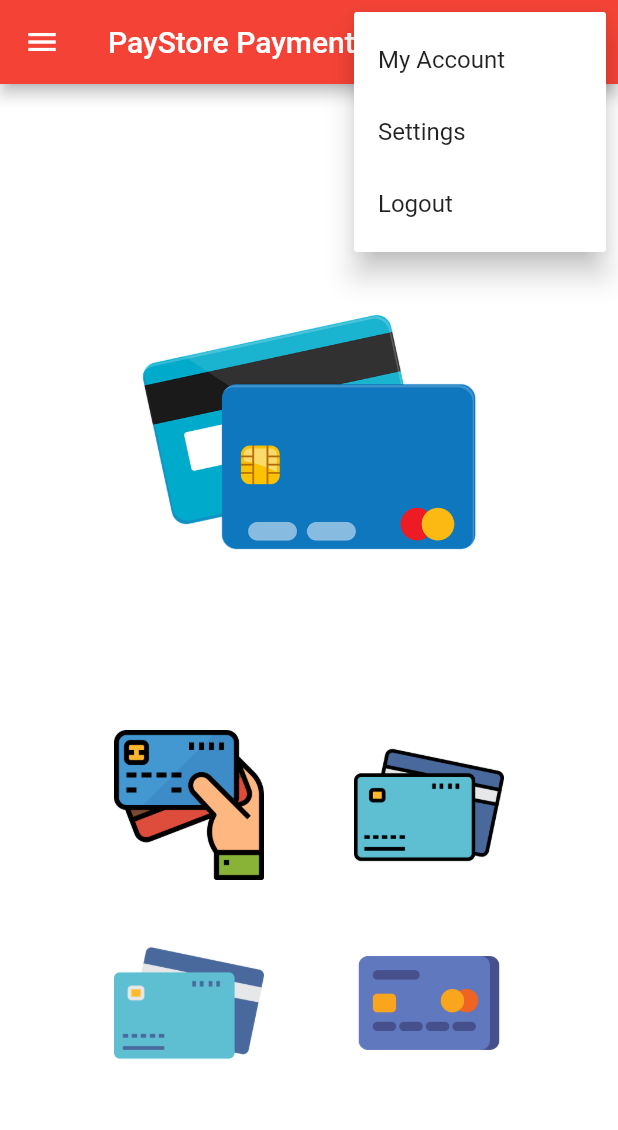
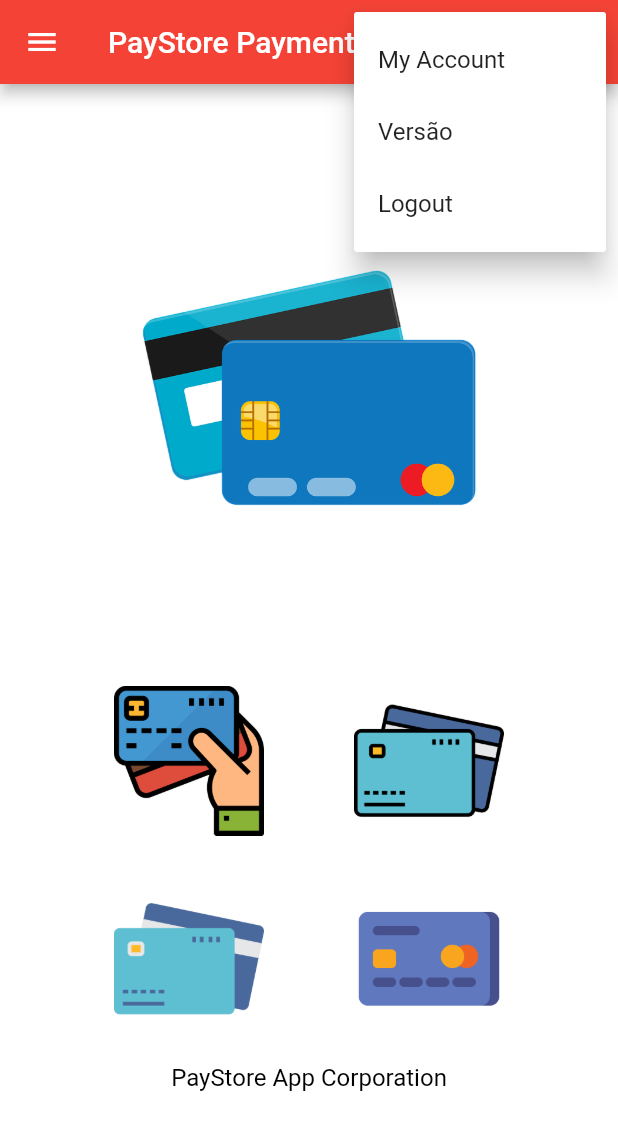
Before and after one commit to souzarogih/PaystorePaymentsFlutter, a Flutter app: the screen it shows after launch, after a tap on the "more vert" icon, on a phone screen of 412 x 824 dp. Shown: the top 1130 px of the screen. Run offline on Flutter 3.47's test engine with Material 2 defaults, Android fonts, the light colour scheme and no system bars.

Commit message:
Incluindo tela de versão e acrescentado o label com o nome: parcelas

```diff
--- a/lib/home.dart
+++ b/lib/home.dart
@@ -1,6 +1,7 @@
 import 'dart:developer';
 
 import 'package:flutter/material.dart';
+import 'package:paystore_payments_flutter/popup_screen/version.dart';
 import 'package:paystore_payments_flutter/screens/credito.dart';
 import 'package:paystore_payments_flutter/screens/debito.dart';
 import 'package:paystore_payments_flutter/screens/parcelado.dart';
@@ -64,7 +65,7 @@ class _HomeState extends State<Home> {
               ),
               const PopupMenuItem<int>(
                 value: 1,
-                child: Text("Settings"),
+                child: Text("Versão"),
               ),
               const PopupMenuItem<int>(
                 value: 2,
@@ -75,7 +76,8 @@ class _HomeState extends State<Home> {
             if (value == 0) {
               print("My account menu is selected.");
             } else if (value == 1) {
-              print("Settings menu is selected.");
+              Navigator.push(context, MaterialPageRoute(builder: (context) => const VersionScreen()));
+              // Navigator.pushNamed(context, "/version");
             } else if (value == 2) {
               print("Logout menu is selected.");
             }
@@ -184,6 +186,13 @@ class _HomeState extends State<Home> {
                 ],
               ),
             ),
+            const Padding(
+              padding: EdgeInsets.all(20),
+              child: Text(
+                "PayStore App Corporation",
+                style: TextStyle(fontSize: 16, color: Colors.black),
+              ),
+            ),
           ],
         ),
       ),
--- a/lib/main.dart
+++ b/lib/main.dart
@@ -1,11 +1,16 @@
 import 'package:flutter/material.dart';
 import 'package:paystore_payments_flutter/home.dart';
+import 'package:paystore_payments_flutter/popup_screen/version.dart';
 
 void main() {
   runApp(
-    const MaterialApp(
-      home: Home(),
+    MaterialApp(
+      home: const Home(),
       debugShowCheckedModeBanner: false,
+      initialRoute: "/",
+      routes: {
+        "/version": (context) => const VersionScreen(),
+      },
     ),
   );
 }
--- a/lib/screens/parcelado.dart
+++ b/lib/screens/parcelado.dart
@@ -49,6 +49,10 @@ class _ScreenParceladoState extends State<ScreenParcelado> {
                 keyboardType: TextInputType.number,
                 decoration: const InputDecoration(labelText: "Valor do pagamento: "),
               ),
+              const Padding(
+                padding: EdgeInsets.all(20),
+                child: Text("Parcelas"),
+              ),
               RadioListTile(
                 title: const Text("2x"),
                 value: "2",
--- a/lib/screens/parcelado_juros.dart
+++ b/lib/screens/parcelado_juros.dart
@@ -49,6 +49,10 @@ class _ScreenParceladoJurosState extends State<ScreenParceladoJuros> {
                 keyboardType: TextInputType.number,
                 decoration: const InputDecoration(labelText: "Valor do pagamento: "),
               ),
+              const Padding(
+                padding: EdgeInsets.all(20),
+                child: Text("Parcelas"),
+              ),
               RadioListTile(
                 title: const Text("2x"),
                 value: "2",
--- a/pubspec.yaml
+++ b/pubspec.yaml
@@ -65,6 +65,7 @@ flutter:
     - images/main_menu/parcelado.png
     - images/main_menu/parceladojuros.png
     - images/smartcard.png
+    - images/paystore.png
 
   # An image asset can refer to one or more resolution-specific "variants", see
   # https://flutter.dev/assets-and-images/#resolution-aware
```
Also changed, not shown: lib/popup_screen/version.dart (added, +38 -0 lines), images/paystore.png (added), 1 other file.
